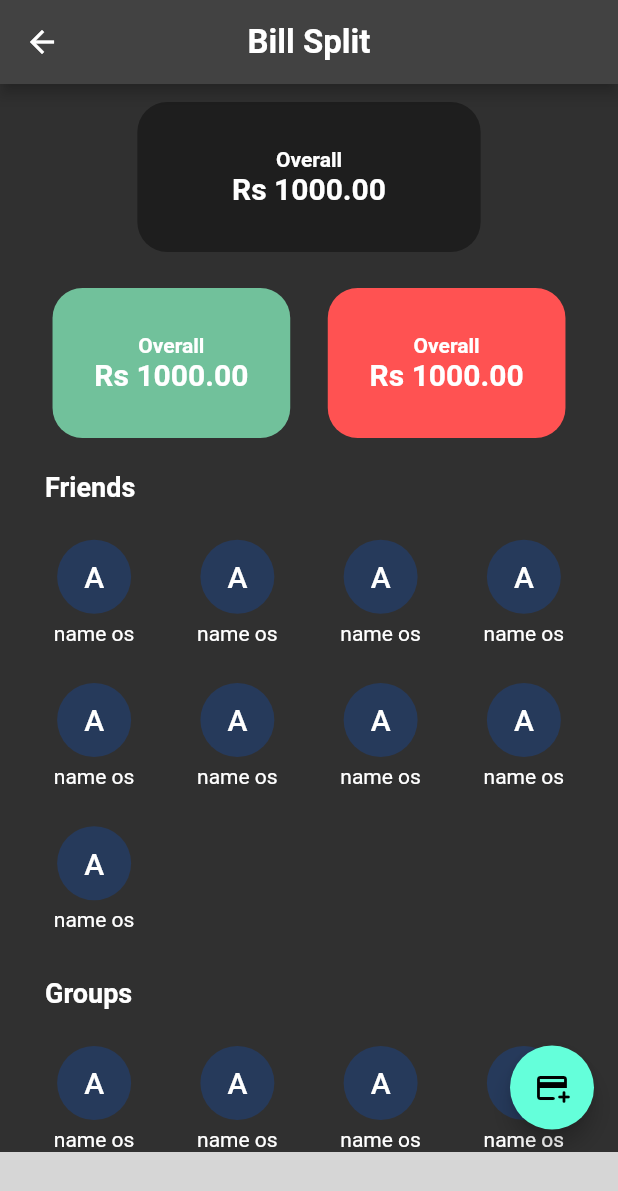
After one commit to ikp-773/Bill-Split, a Flutter app: the HomeView screen opened by its route, after a tap on the "add card" icon, on a phone screen of 412 x 824 dp. The commit adds this screen. Shown: the top 1191 px of the screen. Run offline on Flutter 3.47's test engine with Material 2 defaults, Android fonts, the phone set to English and light mode, and no system bars; our stand-ins replace cloud_firestore, firebase_analytics, firebase_auth, firebase_core, get, get_storage; missing offline and left inert: fluid_bottom_nav_bar; accounts and stored records are empty; grey boxes are pictures that could not be loaded.

Commit message:
dashboard UI

```diff
--- a/lib/app/constants/button_styles.dart
+++ b/lib/app/constants/button_styles.dart
@@ -5,7 +5,7 @@ class CustomButtonStyles {
     elevation: MaterialStateProperty.all<double>(5),
     padding: MaterialStateProperty.all<EdgeInsetsGeometry>(
         const EdgeInsets.fromLTRB(50, 15, 50, 15)),
-    backgroundColor: MaterialStateProperty.all<Color>(Colors.blue),
+    // backgroundColor: MaterialStateProperty.all<Color>(Colors.blue),
     shape: MaterialStateProperty.all<RoundedRectangleBorder>(
       RoundedRectangleBorder(
         borderRadius: BorderRadius.circular(8),
--- /dev/null
+++ b/lib/app/constants/commom.dart
@@ -0,0 +1,7 @@
+import 'package:get_storage/get_storage.dart';
+
+class CommonInstances {
+  static final storage = GetStorage();
+
+  static String uid = 'uid';
+}
--- /dev/null
+++ b/lib/app/constants/text_styles.dart
@@ -0,0 +1,28 @@
+import 'package:flutter/material.dart';
+
+class CustomFontStyles {
+  static TextStyle header = const TextStyle(
+    fontWeight: FontWeight.w600,
+    fontSize: 24,
+  );
+
+  static TextStyle subHeader = const TextStyle(
+    fontWeight: FontWeight.w600,
+    fontSize: 18,
+  );
+
+  static TextStyle btns = const TextStyle(
+    fontWeight: FontWeight.w500,
+    fontSize: 20,
+  );
+
+  static TextStyle cardDesc = const TextStyle(
+    fontWeight: FontWeight.w700,
+    fontSize: 14,
+  );
+
+  static TextStyle cardAmt = const TextStyle(
+    fontWeight: FontWeight.w700,
+    fontSize: 20,
+  );
+}
--- a/lib/app/modules/auth/controllers/auth_controller.dart
+++ b/lib/app/modules/auth/controllers/auth_controller.dart
@@ -2,7 +2,7 @@ import 'package:bill_split/app/routes/app_pages.dart';
 import 'package:flutter/material.dart';
 import 'package:get/get.dart';
 
-import '../../../services/firebase/authentication.dart';
+import '../../../services/firebase_auth/authentication.dart';
 
 class AuthController extends GetxController {
   final GlobalKey<FormState> formKey = GlobalKey<FormState>();
@@ -19,7 +19,7 @@ class AuthController extends GetxController {
           name: nameController.text,
           email: emailController.text,
           password: passController.text);
-      if (result != 'success') {
+      if (result == 'success') {
         Get.toNamed(Routes.HOME);
       } else {
         GetSnackBar(title: result);
--- a/lib/app/modules/auth/models/user.dart
+++ b/lib/app/modules/auth/models/user.dart
@@ -14,29 +14,41 @@ class UserModel {
     required this.uid,
     required this.email,
     required this.name,
+    required this.owed,
+    required this.lent,
     required this.groups,
     required this.bills,
+    required this.friends,
   });
 
   final String uid;
   final String email;
   final String name;
+  final double owed;
+  final double lent;
   final List<String> groups;
   final List<String> bills;
+  final List<String> friends;
 
   factory UserModel.fromJson(Map<String, dynamic> json) => UserModel(
         uid: json["uid"],
         email: json["email"],
         name: json["name"],
+        lent: json["lent"],
+        owed: json["owed"],
         groups: List<String>.from(json["groups"].map((x) => x)),
         bills: List<String>.from(json["bills"].map((x) => x)),
+        friends: List<String>.from(json["friends"].map((x) => x)),
       );
 
   Map<String, dynamic> toJson() => {
         "uid": uid,
         "email": email,
         "name": name,
+        "lent": lent,
+        "owed": owed,
         "groups": List<dynamic>.from(groups.map((x) => x)),
         "bills": List<dynamic>.from(bills.map((x) => x)),
+        "friends": List<dynamic>.from(friends.map((x) => x)),
       };
 }
--- a/lib/app/modules/home/controllers/home_controller.dart
+++ b/lib/app/modules/home/controllers/home_controller.dart
@@ -1,18 +1,23 @@
+import 'package:bill_split/app/modules/home/views/activity_view.dart';
+import 'package:bill_split/app/modules/home/views/dashboard_view.dart';
+import 'package:bill_split/app/services/cloud_firestore/read_user.dart';
 import 'package:flutter/material.dart';
 import 'package:get/get.dart';
+
+import '../views/profile_view.dart';
 
 class HomeController extends GetxController {
   RxInt currentIndex = 0.obs;
 
   final List<Widget> screens = [
-    HomeView(),
-    SearchView(),
-    BookedTicketView(),
-    ProfileView(),
+    const DashboardView(),
+    const ActivityView(),
+    const ProfileView(),
   ];
 
   @override
   void onInit() {
+    UserDetFirebase().getData();
     super.onInit();
   }
 
--- /dev/null
+++ b/lib/app/modules/home/views/activity_view.dart
@@ -0,0 +1,22 @@
+import 'package:flutter/material.dart';
+
+import 'package:get/get.dart';
+
+class ActivityView extends GetView {
+  const ActivityView({Key? key}) : super(key: key);
+  @override
+  Widget build(BuildContext context) {
+    return Scaffold(
+      appBar: AppBar(
+        title: const Text('ActivityView'),
+        centerTitle: true,
+      ),
+      body: const Center(
+        child: Text(
+          'ActivityView is working',
+          style: TextStyle(fontSize: 20),
+        ),
+      ),
+    );
+  }
+}
--- /dev/null
+++ b/lib/app/modules/home/views/dashboard_view.dart
@@ -0,0 +1,150 @@
+// ignore_for_file: prefer_const_constructors, prefer_const_literals_to_create_immutables
+
+import 'package:bill_split/app/constants/text_styles.dart';
+import 'package:flutter/material.dart';
+import 'dart:math' as math;
+
+import 'package:get/get.dart';
+
+class DashboardView extends GetView {
+  const DashboardView({Key? key}) : super(key: key);
+  @override
+  Widget build(BuildContext context) {
+    return Scaffold(
+      floatingActionButton: Padding(
+        padding: const EdgeInsets.only(bottom: 55),
+        child: FloatingActionButton(
+          onPressed: () {},
+          child: Icon(
+            Icons.add_card_rounded,
+          ),
+        ),
+      ),
+      body: SingleChildScrollView(
+        padding: EdgeInsets.symmetric(horizontal: 15),
+        child: Column(
+          crossAxisAlignment: CrossAxisAlignment.start,
+          children: [
+            Align(
+              alignment: Alignment.center,
+              child: AmountCard(
+                desc: 'Overall',
+                amt: '1000.00',
+                big: true,
+              ),
+            ),
+            Row(
+              mainAxisAlignment: MainAxisAlignment.spaceEvenly,
+              children: [
+                AmountCard(
+                  desc: 'Overall',
+                  amt: '1000.00',
+                  color: Color.fromARGB(255, 113, 193, 155),
+                ),
+                AmountCard(
+                  desc: 'Overall',
+                  amt: '1000.00',
+                  color: Colors.redAccent,
+                ),
+              ],
+            ),
+            Padding(
+              padding: EdgeInsets.only(top: 10, left: 15, bottom: 20),
+              child: Text(
+                'Friends',
+                style: CustomFontStyles.subHeader,
+                textAlign: TextAlign.left,
+              ),
+            ),
+            DashboardGrid(),
+            Padding(
+              padding: EdgeInsets.only(top: 10, left: 15, bottom: 20),
+              child: Text(
+                'Groups',
+                style: CustomFontStyles.subHeader,
+                textAlign: TextAlign.left,
+              ),
+            ),
+            DashboardGrid(),
+            SizedBox(height: 60)
+          ],
+        ),
+      ),
+    );
+  }
+}
+
+class DashboardGrid extends StatelessWidget {
+  const DashboardGrid({
+    Key? key,
+  }) : super(key: key);
+
+  @override
+  Widget build(BuildContext context) {
+    return GridView.builder(
+      physics: NeverScrollableScrollPhysics(),
+      padding: EdgeInsets.zero,
+      itemCount: 9,
+      gridDelegate: SliverGridDelegateWithFixedCrossAxisCount(
+        crossAxisCount: 4,
+      ),
+      shrinkWrap: true,
+      itemBuilder: (context, index) {
+        return Column(
+          children: [
+            Container(
+              child: Text('A', style: CustomFontStyles.btns),
+              padding: EdgeInsets.all(18),
+              decoration: BoxDecoration(
+                color: Color((math.Random().nextDouble() * 0xFFFFFF).toInt())
+                    .withOpacity(.5),
+                shape: BoxShape.circle,
+              ),
+            ),
+            Text('name os')
+          ],
+        );
+      },
+    );
+  }
+}
+
+class AmountCard extends StatelessWidget {
+  const AmountCard({
+    Key? key,
+    required this.desc,
+    required this.amt,
+    this.color = Colors.black38,
+    this.big = false,
+  }) : super(key: key);
+  final String desc;
+  final String amt;
+  final Color color;
+  final bool big;
+  @override
+  Widget build(BuildContext context) {
+    return Container(
+      margin: EdgeInsets.symmetric(horizontal: 5, vertical: 12),
+      height: 100,
+      width: big ? Get.width / 1.8 : Get.width / 2.6,
+      decoration: BoxDecoration(
+        borderRadius: BorderRadius.circular(20),
+        color: color,
+      ),
+      child: Column(
+        crossAxisAlignment: CrossAxisAlignment.center,
+        mainAxisAlignment: MainAxisAlignment.center,
+        children: [
+          Text(
+            desc,
+            style: CustomFontStyles.cardDesc,
+          ),
+          Text(
+            'Rs $amt',
+            style: CustomFontStyles.cardAmt,
+          ),
+        ],
+      ),
+    );
+  }
+}
--- a/lib/app/modules/home/views/home_view.dart
+++ b/lib/app/modules/home/views/home_view.dart
@@ -20,7 +20,7 @@ class HomeView extends GetView<HomeController> {
       bottomNavigationBar: FluidNavBar(
         icons: [
           FluidNavBarIcon(icon: Icons.home_rounded),
-          // FluidNavBarIcon(icon: Icons.search_rounded),
+          FluidNavBarIcon(icon: Icons.notifications_active_rounded),
           // FluidNavBarIcon(icon: Icons.confirmation_num_outlined),
           FluidNavBarIcon(icon: Icons.person_rounded),
         ],
--- /dev/null
+++ b/lib/app/modules/home/views/profile_view.dart
@@ -0,0 +1,22 @@
+import 'package:flutter/material.dart';
+
+import 'package:get/get.dart';
+
+class ProfileView extends GetView {
+  const ProfileView({Key? key}) : super(key: key);
+  @override
+  Widget build(BuildContext context) {
+    return Scaffold(
+      appBar: AppBar(
+        title: const Text('ProfileView'),
+        centerTitle: true,
+      ),
+      body: const Center(
+        child: Text(
+          'ProfileView is working',
+          style: TextStyle(fontSize: 20),
+        ),
+      ),
+    );
+  }
+}
--- /dev/null
+++ b/lib/app/services/cloud_firestore/read_user.dart
@@ -0,0 +1,25 @@
+import 'package:bill_split/app/constants/commom.dart';
+import 'package:cloud_firestore/cloud_firestore.dart';
+import 'package:flutter/foundation.dart';
+
+class UserDetFirebase {
+  final CollectionReference userCollection =
+      FirebaseFirestore.instance.collection("users");
+
+  Future getData() async {
+    try {
+      //to get data from a single/particular document alone.
+      var userData = await userCollection
+          .doc(CommonInstances.storage.read(CommonInstances.uid))
+          .get();
+
+      print(userData);
+      // return userData;
+    } catch (e) {
+      if (kDebugMode) {
+        print("Error - $e");
+      }
+      return e;
+    }
+  }
+}
--- a/lib/app/services/firebase/authentication.dart
+++ b/lib/app/services/firebase_auth/authentication.dart
@@ -23,11 +23,15 @@ class AuthMethods {
         }
 
         UserModel userModel = UserModel(
-            uid: user.user!.uid,
-            email: email,
-            name: name,
-            groups: [],
-            bills: []);
+          uid: user.user!.uid,
+          email: email,
+          name: name,
+          lent: 0.0,
+          owed: 0.0,
+          groups: [],
+          bills: [],
+          friends: [],
+        );
 
         await _firestore.collection('users').doc(user.user!.uid).set(
               userModel.toJson(),
--- a/lib/main.dart
+++ b/lib/main.dart
@@ -1,7 +1,9 @@
 import 'package:flutter/material.dart';
 
 import 'package:get/get.dart';
+import 'package:get_storage/get_storage.dart';
 
+import 'app/constants/commom.dart';
 import 'app/routes/app_pages.dart';
 
 import 'package:firebase_core/firebase_core.dart';
@@ -9,19 +11,23 @@ import 'package:firebase_analytics/firebase_analytics.dart';
 import 'firebase_options.dart';
 
 Future<void> main() async {
+  await GetStorage.init();
+  var uid = CommonInstances.storage.read(CommonInstances.uid);
   WidgetsFlutterBinding.ensureInitialized();
   await Firebase.initializeApp(
     options: DefaultFirebaseOptions.currentPlatform,
   );
   runApp(
-    const MyApp(),
+    MyApp(uid: uid),
   );
 }
 
 class MyApp extends StatelessWidget {
   const MyApp({
     Key? key,
+    this.uid,
   }) : super(key: key);
+  final String? uid;
 
   static FirebaseAnalytics analytics = FirebaseAnalytics.instance;
   static FirebaseAnalyticsObserver observer =
@@ -30,8 +36,9 @@ class MyApp extends StatelessWidget {
   @override
   Widget build(BuildContext context) {
     return GetMaterialApp(
+      theme: ThemeData.dark(),
       title: "Application",
-      initialRoute: AppPages.INITIAL,
+      initialRoute: uid.isNull ? AppPages.INITIAL : Routes.HOME,
       getPages: AppPages.routes,
     );
   }
--- a/pubspec.yaml
+++ b/pubspec.yaml
@@ -15,6 +15,7 @@ dependencies:
   firebase_analytics: ^10.1.5
   cloud_firestore: ^4.4.4
   fluid_bottom_nav_bar: ^1.4.0
+  get_storage: ^2.1.1
 
 
 dev_dependencies:
```
Also changed, not shown: 2 other files.
